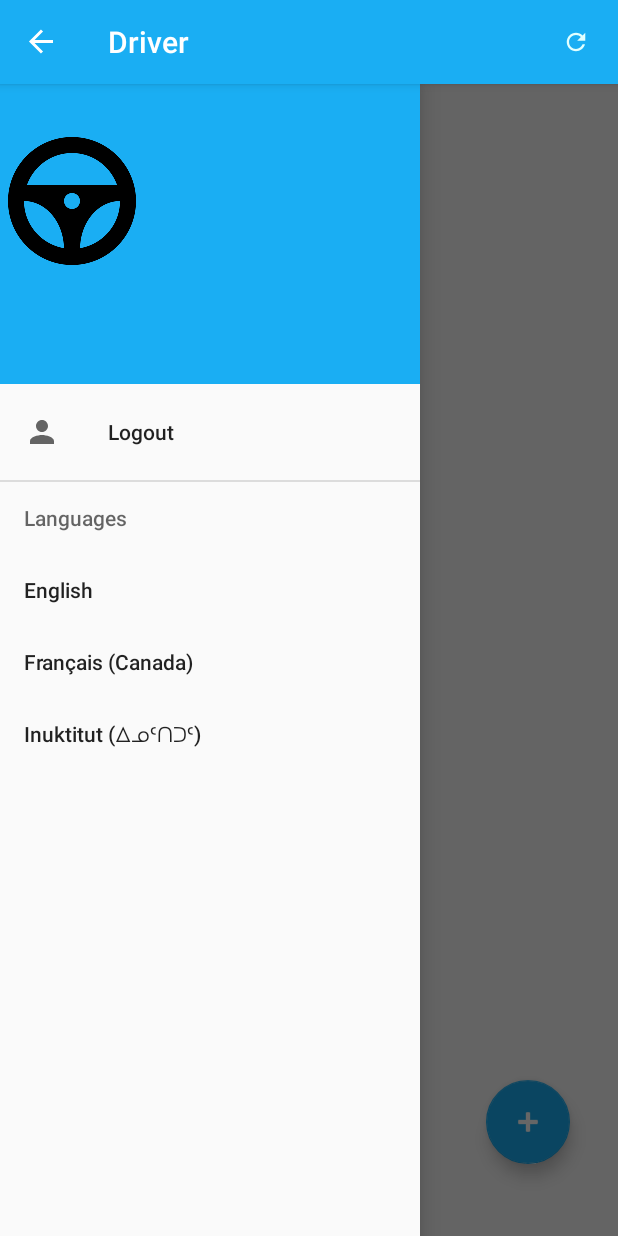
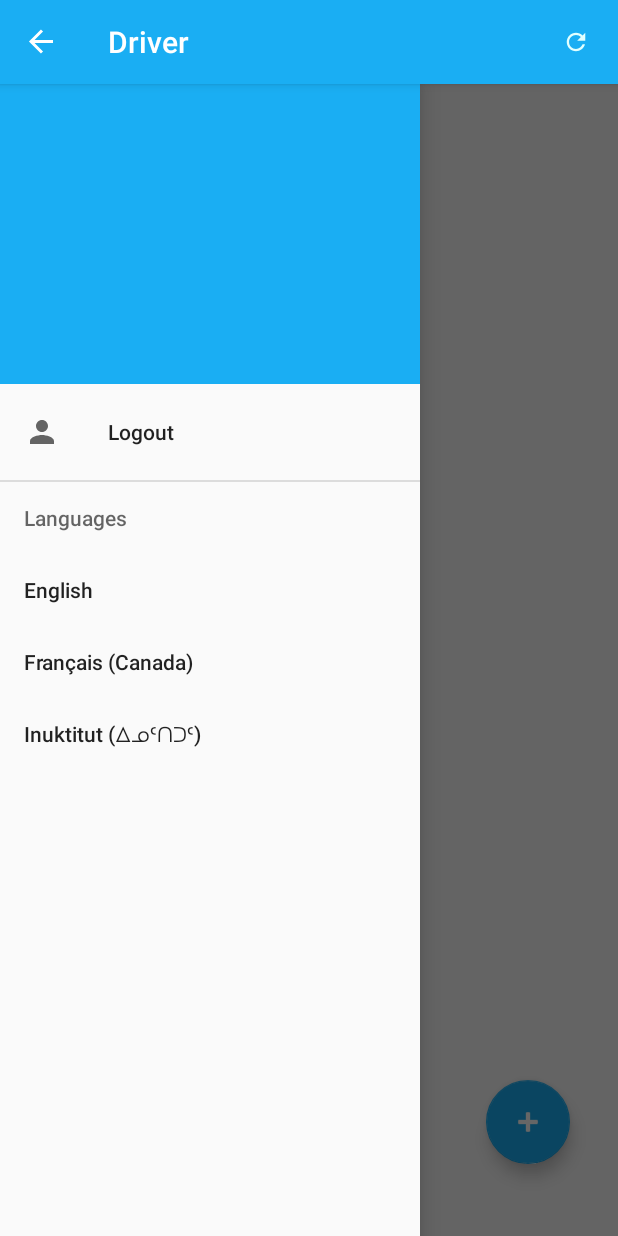
Before and after one commit to Northern-Village-Water-and-Sewage-App/Existing-Git-project, an Android app: the DriverActivity screen opened directly, with no data from a screen before it, with the side drawer open, on a phone screen of 412 x 824 dp. Run offline under Robolectric (Android 15) with nearby library versions, the phone set to English and light mode, and no system bars; our stand-ins replace Volley; network calls fail.

Commit message:
Removed image from driver header.

```diff
--- a/app/src/main/res/layout/nav_header_driver.xml
+++ b/app/src/main/res/layout/nav_header_driver.xml
@@ -1,10 +1,10 @@
 <?xml version="1.0" encoding="utf-8"?>
 <LinearLayout xmlns:android="http://schemas.android.com/apk/res/android"
     xmlns:app="http://schemas.android.com/apk/res-auto"
-    android:orientation="vertical"
     android:layout_width="match_parent"
     android:layout_height="200dp"
-    android:background="@color/colorPrimary">
+    android:background="@color/colorPrimary"
+    android:orientation="vertical">
 
     <ImageView
         android:id="@+id/imageView2"
@@ -17,14 +17,14 @@
         android:layout_marginStart="1dp"
         android:layout_marginTop="35dp"
         android:layout_marginEnd="317dp"
-        android:layout_marginBottom="80dp"
-        app:srcCompat="@drawable/icon" />
+        android:layout_marginBottom="80dp" />
 
     <TextView
         android:id="@+id/driverHeaderNameTV"
         android:layout_width="127dp"
         android:layout_height="wrap_content"
         android:layout_alignParentStart="true"
+        android:layout_alignParentTop="true"
         android:layout_alignParentEnd="true"
         android:layout_alignParentBottom="true"
         android:layout_marginStart="3dp"
```
Also changed, not shown: 1 other file.
